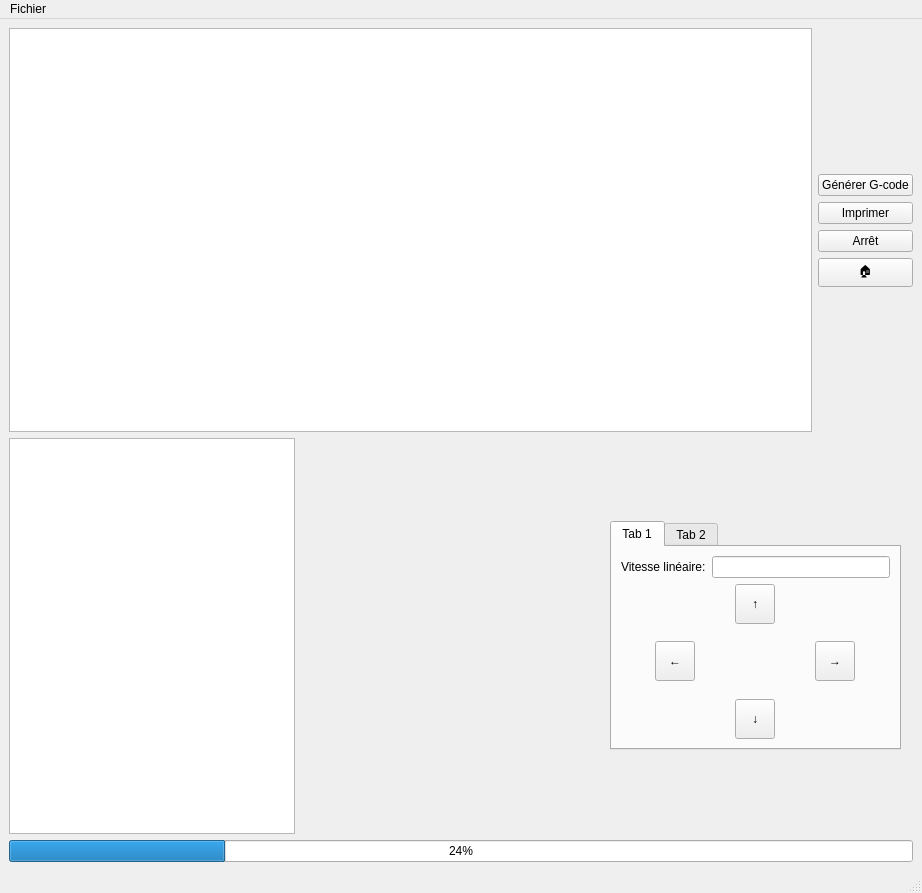
lapm6225/PlasmArm, file Python/plasmarm.ui: the form before one commit.
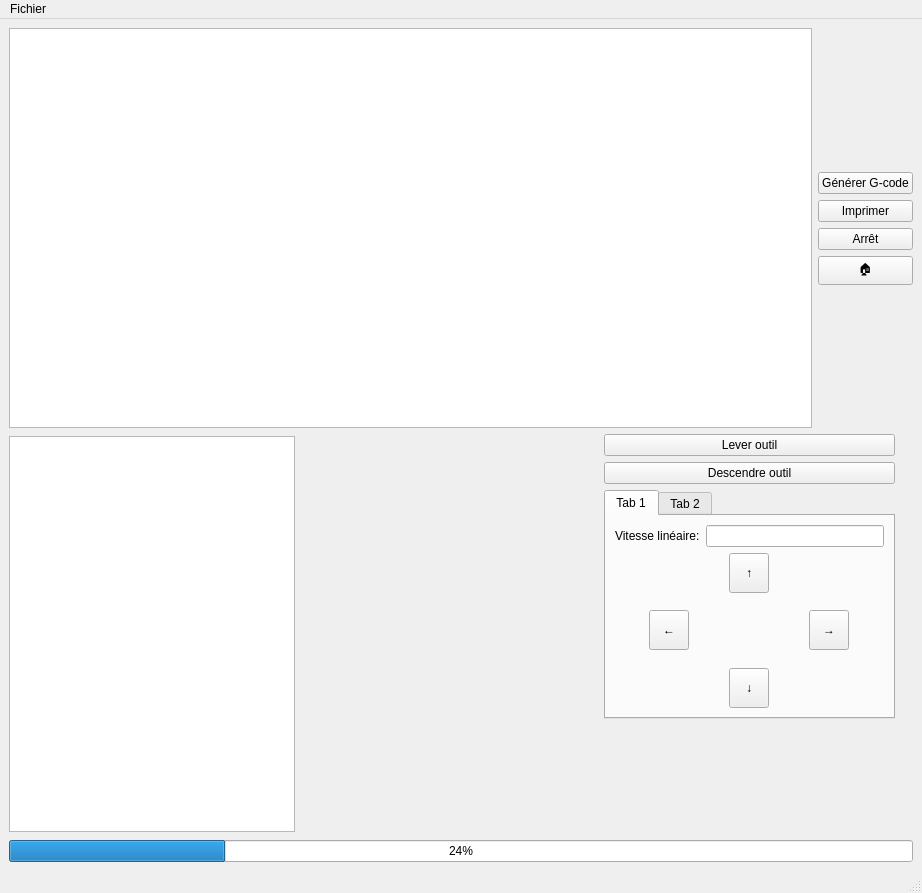
The form after the commit. The open tabs and pages were chosen to show the change.

Commit message:
Print, load
Print et load centré

The edit to the form file:
```diff
--- a/Python/plasmarm.ui
+++ b/Python/plasmarm.ui
@@ -21,112 +21,23 @@
     <bool>true</bool>
    </property>
    <layout class="QGridLayout" name="gridLayout_3">
-    <item row="1" column="0">
-     <layout class="QVBoxLayout" name="verticalLayout_3">
-      <item>
-       <widget class="QTextEdit" name="textEdit">
-        <property name="maximumSize">
-         <size>
-          <width>286</width>
-          <height>396</height>
-         </size>
-        </property>
-        <property name="baseSize">
-         <size>
-          <width>300</width>
-          <height>100</height>
-         </size>
-        </property>
-       </widget>
-      </item>
-     </layout>
-    </item>
-    <item row="2" column="0" colspan="5">
-     <widget class="QProgressBar" name="progressBar">
-      <property name="value">
-       <number>24</number>
-      </property>
-     </widget>
-    </item>
     <item row="1" column="3">
-     <layout class="QVBoxLayout" name="verticalLayout_5"/>
-    </item>
-    <item row="0" column="0" colspan="5">
-     <layout class="QHBoxLayout" name="horizontalLayout_4">
-      <property name="sizeConstraint">
-       <enum>QLayout::SetDefaultConstraint</enum>
-      </property>
+     <layout class="QVBoxLayout" name="verticalLayout_7">
       <item>
-       <widget class="QGraphicsView" name="graphicsView">
-        <property name="minimumSize">
-         <size>
-          <width>801</width>
-          <height>263</height>
-         </size>
-        </property>
-       </widget>
-      </item>
-      <item>
-       <layout class="QVBoxLayout" name="verticalLayout">
-        <item>
-         <spacer name="verticalSpacer_4">
-          <property name="orientation">
-           <enum>Qt::Vertical</enum>
-          </property>
-          <property name="sizeHint" stdset="0">
-           <size>
-            <width>20</width>
-            <height>40</height>
-           </size>
-          </property>
-         </spacer>
-        </item>
-        <item>
-         <widget class="QPushButton" name="pushButton_9">
+       <widget class="QPushButton" name="button_rise">
           <property name="text">
-           <string>Générer G-code</string>
+         <string>Lever outil</string>
           </property>
          </widget>
         </item>
         <item>
-         <widget class="QPushButton" name="Button_Print">
+       <widget class="QPushButton" name="button_descent">
           <property name="text">
-           <string>Imprimer</string>
+         <string>Descendre outil</string>
           </property>
          </widget>
         </item>
         <item>
-         <widget class="QPushButton" name="Button_Stop">
-          <property name="text">
-           <string>Arrêt</string>
-          </property>
-         </widget>
-        </item>
-        <item>
-         <widget class="QPushButton" name="Button_Home">
-          <property name="text">
-           <string>🏠</string>
-          </property>
-         </widget>
-        </item>
-        <item>
-         <spacer name="verticalSpacer_3">
-          <property name="orientation">
-           <enum>Qt::Vertical</enum>
-          </property>
-          <property name="sizeHint" stdset="0">
-           <size>
-            <width>20</width>
-            <height>40</height>
-           </size>
-          </property>
-         </spacer>
-        </item>
-       </layout>
-      </item>
-     </layout>
-    </item>
-    <item row="1" column="2">
      <widget class="QTabWidget" name="tabWidget">
       <property name="minimumSize">
        <size>
@@ -141,7 +52,7 @@
        </size>
       </property>
       <property name="currentIndex">
-       <number>1</number>
+         <number>0</number>
       </property>
       <widget class="QWidget" name="tab">
        <attribute name="title">
@@ -160,7 +71,7 @@
              </widget>
             </item>
             <item>
-             <widget class="QLineEdit" name="lineEdit_2"/>
+               <widget class="QLineEdit" name="edit_linear_speed"/>
             </item>
            </layout>
           </item>
@@ -180,7 +91,7 @@
              </spacer>
             </item>
             <item row="1" column="2">
-             <widget class="QToolButton" name="toolButton_4">
+               <widget class="QToolButton" name="button_right">
               <property name="minimumSize">
                <size>
                 <width>40</width>
@@ -193,7 +104,7 @@
              </widget>
             </item>
             <item row="1" column="0">
-             <widget class="QToolButton" name="toolButton_3">
+               <widget class="QToolButton" name="button_left">
               <property name="minimumSize">
                <size>
                 <width>40</width>
@@ -206,7 +117,7 @@
              </widget>
             </item>
             <item row="2" column="1">
-             <widget class="QToolButton" name="toolButton_2">
+               <widget class="QToolButton" name="button_backward">
               <property name="minimumSize">
                <size>
                 <width>40</width>
@@ -219,7 +130,7 @@
              </widget>
             </item>
             <item row="0" column="1">
-             <widget class="QToolButton" name="toolButton">
+               <widget class="QToolButton" name="button_forward">
               <property name="sizePolicy">
                <sizepolicy hsizetype="Minimum" vsizetype="Fixed">
                 <horstretch>0</horstretch>
@@ -334,6 +245,126 @@
         </item>
        </layout>
       </widget>
+       </widget>
+      </item>
+      <item>
+       <spacer name="verticalSpacer_2">
+        <property name="orientation">
+         <enum>Qt::Vertical</enum>
+        </property>
+        <property name="sizeHint" stdset="0">
+         <size>
+          <width>20</width>
+          <height>40</height>
+         </size>
+        </property>
+       </spacer>
+      </item>
+     </layout>
+    </item>
+    <item row="1" column="5">
+     <layout class="QVBoxLayout" name="verticalLayout_5"/>
+    </item>
+    <item row="0" column="0" colspan="7">
+     <layout class="QHBoxLayout" name="horizontalLayout_4">
+      <property name="sizeConstraint">
+       <enum>QLayout::SetDefaultConstraint</enum>
+      </property>
+      <item>
+       <widget class="QGraphicsView" name="graphicsView">
+        <property name="minimumSize">
+         <size>
+          <width>801</width>
+          <height>263</height>
+         </size>
+        </property>
+       </widget>
+      </item>
+      <item>
+       <layout class="QVBoxLayout" name="verticalLayout">
+        <item>
+         <spacer name="verticalSpacer_4">
+          <property name="orientation">
+           <enum>Qt::Vertical</enum>
+          </property>
+          <property name="sizeHint" stdset="0">
+           <size>
+            <width>20</width>
+            <height>40</height>
+           </size>
+          </property>
+         </spacer>
+        </item>
+        <item>
+         <widget class="QPushButton" name="pushButton_9">
+          <property name="text">
+           <string>Générer G-code</string>
+          </property>
+         </widget>
+        </item>
+        <item>
+         <widget class="QPushButton" name="Button_Print">
+          <property name="text">
+           <string>Imprimer</string>
+          </property>
+         </widget>
+        </item>
+        <item>
+         <widget class="QPushButton" name="Button_Stop">
+          <property name="text">
+           <string>Arrêt</string>
+          </property>
+         </widget>
+        </item>
+        <item>
+         <widget class="QPushButton" name="Button_Home">
+          <property name="text">
+           <string>🏠</string>
+          </property>
+         </widget>
+        </item>
+        <item>
+         <spacer name="verticalSpacer_3">
+          <property name="orientation">
+           <enum>Qt::Vertical</enum>
+          </property>
+          <property name="sizeHint" stdset="0">
+           <size>
+            <width>20</width>
+            <height>40</height>
+           </size>
+          </property>
+         </spacer>
+        </item>
+       </layout>
+      </item>
+     </layout>
+    </item>
+    <item row="1" column="0">
+     <layout class="QVBoxLayout" name="verticalLayout_3">
+      <item>
+       <widget class="QTextEdit" name="textEdit">
+        <property name="maximumSize">
+         <size>
+          <width>286</width>
+          <height>396</height>
+         </size>
+        </property>
+        <property name="baseSize">
+         <size>
+          <width>300</width>
+          <height>100</height>
+         </size>
+        </property>
+       </widget>
+      </item>
+     </layout>
+    </item>
+    <item row="2" column="0" colspan="7">
+     <widget class="QProgressBar" name="progressBar">
+      <property name="value">
+       <number>24</number>
+      </property>
      </widget>
     </item>
     <item row="1" column="1">
```
Lines whose indentation alone changed are shown as unchanged. The commit also changes 3 other files.
